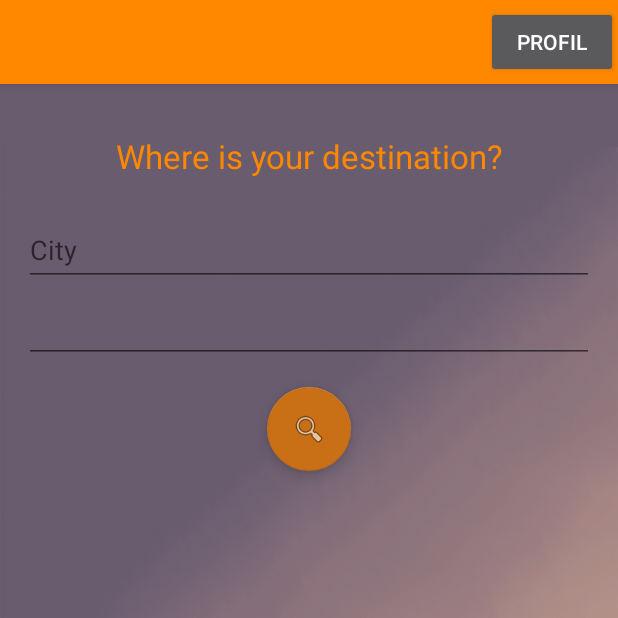
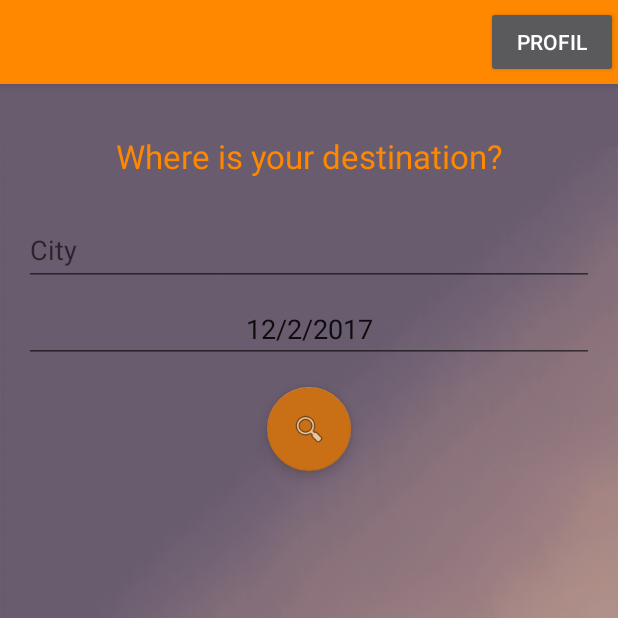
Before and after one commit to BeeGuide/Android, an Android app: the MainActivity screen opened directly, with no data from a screen before it, on a phone screen of 412 x 824 dp, the top half of it. Run offline under Robolectric (Android 15) with nearby library versions, the phone set to English and light mode, and no system bars; 2 statements that could not run were skipped.

Commit message:
Calendrier motherfucker

```diff
--- a/app/src/main/java/fr/beeguide/beeguide/MainActivity.kt
+++ b/app/src/main/java/fr/beeguide/beeguide/MainActivity.kt
@@ -1,24 +1,21 @@
 package fr.beeguide.beeguide
 
 import android.Manifest
+import android.annotation.SuppressLint
 import android.app.Activity
+import android.app.DatePickerDialog
+import android.app.Dialog
 import android.content.Intent
 import android.content.pm.PackageManager
-import android.content.res.Resources
+import android.icu.util.Calendar
 import android.location.Location
-import android.net.Uri
 import android.os.Bundle
 import android.support.design.widget.FloatingActionButton
 import android.support.v4.content.ContextCompat
 import android.support.v7.app.AppCompatActivity
 import android.support.v7.widget.Toolbar
-import android.text.Html
-import android.text.Spanned
-import android.text.TextUtils
 import android.util.Log
-import android.view.KeyEvent
 import android.view.View
-import android.view.inputmethod.EditorInfo
 import android.widget.*
 import com.google.android.gms.common.ConnectionResult
 import com.google.android.gms.common.api.GoogleApiClient
@@ -28,11 +25,8 @@ import com.google.android.gms.location.LocationServices
 import com.google.android.gms.location.places.AutocompletePrediction
 import com.google.android.gms.location.places.PlaceBuffer
 import com.google.android.gms.location.places.Places
-import com.google.android.gms.location.places.Places.GeoDataApi
-import com.google.android.gms.location.places.ui.PlaceAutocompleteFragment
 import com.google.android.gms.location.places.ui.PlacePicker
 import com.google.android.gms.maps.model.LatLng
-import com.google.android.gms.maps.model.LatLngBounds
 
 class MainActivity : AppCompatActivity(), GoogleApiClient.ConnectionCallbacks, GoogleApiClient.OnConnectionFailedListener {
 
@@ -42,13 +36,24 @@ class MainActivity : AppCompatActivity(), GoogleApiClient.ConnectionCallbacks, G
             "Marseille", "Lille", "Chateauneuf-les-martigues")
 
     val PLACE_PICKER_REQUEST = 1
+
     val cityView: AutoCompleteTextView by lazy { findViewById(R.id.autocomplete_places) as AutoCompleteTextView }
+    val dateView: TextView by lazy { findViewById(R.id.dateView) as TextView }
+
     var mGoogleApiClient: GoogleApiClient? = null
     var mLastLocation: Location? = null
     private var mAutocompleteView: AutoCompleteTextView? = null
     private var mAdapter: PlaceAutocompleteAdapter? = null
     var requestLocation: Location = Location("")
+    var datePicker: DatePicker? = null
 
+    var year = 0
+    var month = 0
+    var day = 0
+
+    private var datePickerDialog: DatePickerDialog? = null
+
+    @SuppressLint("NewApi")
     override fun onCreate(savedInstanceState: Bundle?) {
         super.onCreate(savedInstanceState)
         setContentView(R.layout.activity_main)
@@ -99,7 +104,34 @@ class MainActivity : AppCompatActivity(), GoogleApiClient.ConnectionCallbacks, G
             mAutocompleteView!!.setAdapter(mAdapter)
         }
 
+        val calendar = Calendar.getInstance()
+        year = calendar.get(Calendar.YEAR)
+        month = calendar.get(Calendar.MONTH) +1
+        day = calendar.get(Calendar.DAY_OF_MONTH)
+        showDate(year,month,day)
+        dateView.setOnClickListener {setDate()}
     }
+
+    fun showDate(year: Int,month:Int, day:Int){
+        dateView.setText(StringBuilder().append(day).append("/").append(month).append("/").append(year))
+    }
+
+    fun setDate() {
+        datePickerDialog = DatePickerDialog(this, myDateListener, year, month, day)
+        datePickerDialog!!.show()
+        Toast.makeText(getApplicationContext(), "ca",
+                Toast.LENGTH_SHORT)
+                .show()
+    }
+
+    private val myDateListener: DatePickerDialog.OnDateSetListener =
+            DatePickerDialog.OnDateSetListener {
+                datePicker, year, month, day -> showDate(year, month+1, day)
+            }
+
+
+
+
 
     override fun onActivityResult(requestCode: Int, resultCode: Int, data: Intent?) {
         if (requestCode == PLACE_PICKER_REQUEST) {
--- a/app/src/main/res/layout/content_main.xml
+++ b/app/src/main/res/layout/content_main.xml
@@ -68,10 +68,14 @@
             <EditText
                 android:layout_width="match_parent"
                 android:layout_height="wrap_content"
+                android:hint="Date"
                 android:inputType="date"
                 android:ems="10"
-                android:id="@+id/editText"
+                android:id="@+id/dateView"
+                android:textAlignment="center"
+                android:focusable="false"
                 android:paddingTop="@dimen/activity_vertical_margin"
+
                 android:layout_weight="1" />
 
         </LinearLayout>
```
